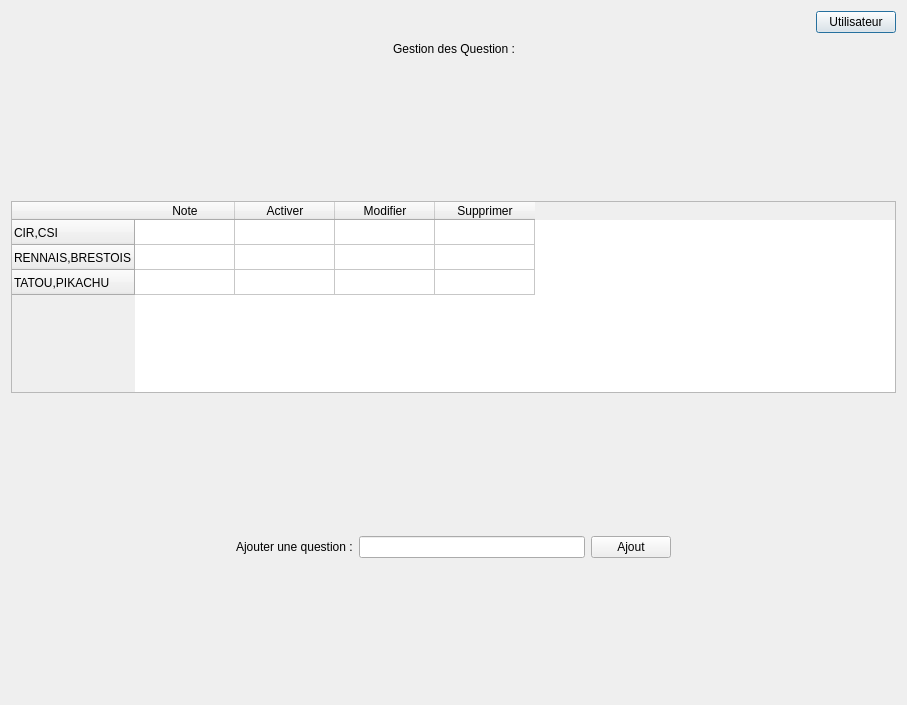
Qt form BackOffice/UI/proposition.ui (PapyRedstone/ProjetFinalCIR2) before a commit.
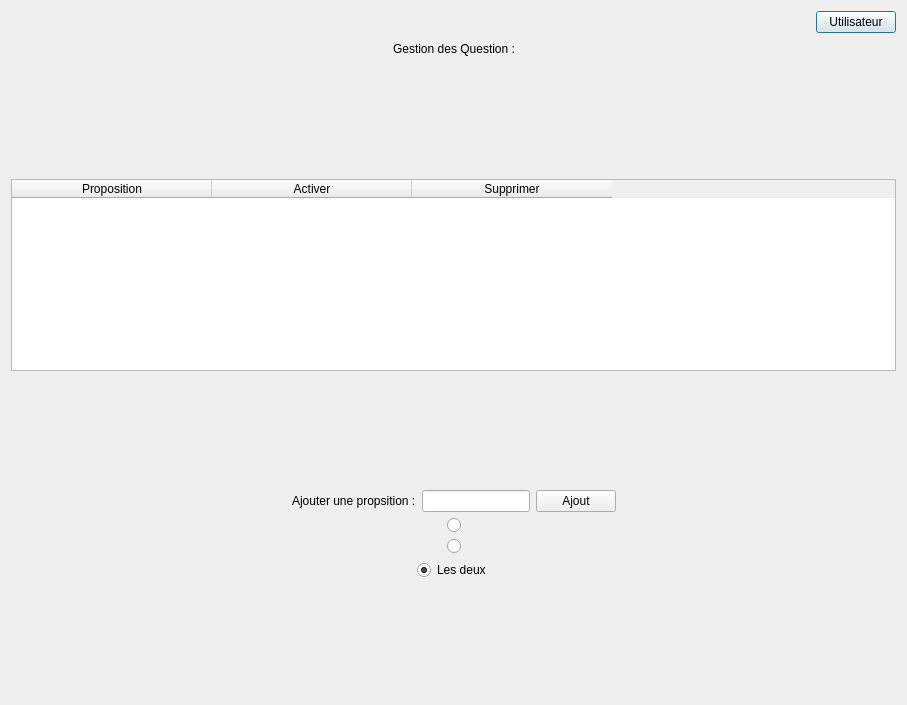
The same form after that commit. Icons and pictures are not drawn.

The edit to the form file:
```diff
--- a/BackOffice/UI/proposition.ui
+++ b/BackOffice/UI/proposition.ui
@@ -124,30 +124,21 @@
        <property name="showGrid">
         <bool>true</bool>
        </property>
+       <attribute name="horizontalHeaderDefaultSectionSize">
+        <number>200</number>
+       </attribute>
+       <attribute name="horizontalHeaderMinimumSectionSize">
+        <number>49</number>
+       </attribute>
        <attribute name="verticalHeaderDefaultSectionSize">
         <number>25</number>
        </attribute>
        <attribute name="verticalHeaderMinimumSectionSize">
         <number>25</number>
        </attribute>
-       <row>
-        <property name="text">
-         <string>CIR,CSI</string>
-        </property>
-       </row>
-       <row>
-        <property name="text">
-         <string>RENNAIS,BRESTOIS</string>
-        </property>
-       </row>
-       <row>
-        <property name="text">
-         <string>TATOU,PIKACHU</string>
-        </property>
-       </row>
        <column>
         <property name="text">
-         <string>Note</string>
+         <string>Proposition</string>
         </property>
        </column>
        <column>
@@ -155,11 +146,6 @@
          <string>Activer</string>
         </property>
        </column>
-       <column>
-        <property name="text">
-         <string>Modifier</string>
-        </property>
-       </column>
        <column>
         <property name="text">
          <string>Supprimer</string>
@@ -198,21 +184,65 @@
       </spacer>
      </item>
      <item>
-      <widget class="QLabel" name="label_2">
-       <property name="text">
-        <string>Ajouter une question :</string>
+      <layout class="QVBoxLayout" name="verticalLayout_2">
+       <property name="topMargin">
+        <number>0</number>
        </property>
-      </widget>
-     </item>
-     <item>
-      <widget class="QLineEdit" name="AjoutQuestion"/>
-     </item>
-     <item>
-      <widget class="QPushButton" name="pushButton">
-       <property name="text">
-        <string>Ajout</string>
+       <property name="bottomMargin">
+        <number>0</number>
        </property>
-      </widget>
+       <item>
+        <layout class="QHBoxLayout" name="horizontalLayout">
+         <property name="rightMargin">
+          <number>0</number>
+         </property>
+         <item>
+          <widget class="QLabel" name="label_2">
+           <property name="text">
+            <string>Ajouter une propsition :</string>
+           </property>
+          </widget>
+         </item>
+         <item>
+          <widget class="QLineEdit" name="proposition"/>
+         </item>
+         <item>
+          <widget class="QPushButton" name="ajouterProposition">
+           <property name="text">
+            <string>Ajout</string>
+           </property>
+          </widget>
+         </item>
+        </layout>
+       </item>
+       <item alignment="Qt::AlignHCenter">
+        <widget class="QRadioButton" name="choix1">
+         <property name="text">
+          <string/>
+         </property>
+        </widget>
+       </item>
+       <item alignment="Qt::AlignHCenter">
+        <widget class="QRadioButton" name="choix2">
+         <property name="text">
+          <string/>
+         </property>
+         <property name="checked">
+          <bool>false</bool>
+         </property>
+        </widget>
+       </item>
+       <item alignment="Qt::AlignHCenter">
+        <widget class="QRadioButton" name="choix3">
+         <property name="text">
+          <string>Les deux</string>
+         </property>
+         <property name="checked">
+          <bool>true</bool>
+         </property>
+        </widget>
+       </item>
+      </layout>
      </item>
      <item>
       <spacer name="horizontalSpacer_3">
@@ -221,8 +251,8 @@
        </property>
        <property name="sizeHint" stdset="0">
         <size>
-         <width>40</width>
-         <height>20</height>
+         <width>0</width>
+         <height>0</height>
         </size>
        </property>
       </spacer>
```
Left out of the diff: 2 changed lines with no effect on the pictures.
